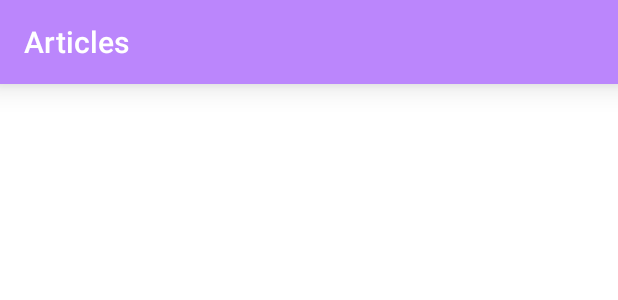
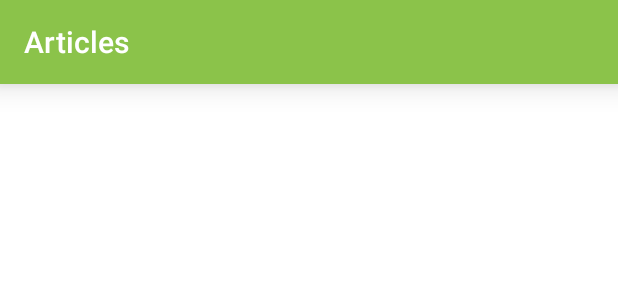
Before and after one commit to Angarchand/DailyArticle, an Android app: the layout toolbar.xml on its own in the app's theme, with its tools: preview values and no code run, on a phone screen of 412 x 824 dp. Shown: the top 300 px of the screen. Run offline under Robolectric (Android 15) with nearby library versions, the phone set to English and light mode, and no system bars; network calls fail.

Commit message:
Daily Articles

```diff
--- a/app/src/main/res/values/colors.xml
+++ b/app/src/main/res/values/colors.xml
@@ -1,14 +1,14 @@
 <?xml version="1.0" encoding="utf-8"?>
 <resources>
-    <color name="purple_200">#FFBB86FC</color>
-    <color name="purple_500">#FF6200EE</color>
+    <color name="purple_200">#8BC34A</color>
+    <color name="purple_500">#628A34</color>
     <color name="purple_700">#FF3700B3</color>
     <color name="teal_200">#FF6200EE</color>
     <color name="teal_700">#FF018786</color>
     <color name="black">#FF000000</color>
     <color name="white">#FFFFFFFF</color>
-    <color name="colorPrimary">#FFBB86FC</color>
-    <color name="colorPrimarydark">#835EB1</color>
+    <color name="colorPrimary">#8BC34A</color>
+    <color name="colorPrimarydark">#628A34</color>
     <color name="blue">#03A9F4</color>
     <color name="green">#8BC34A</color>
 </resources>
```
